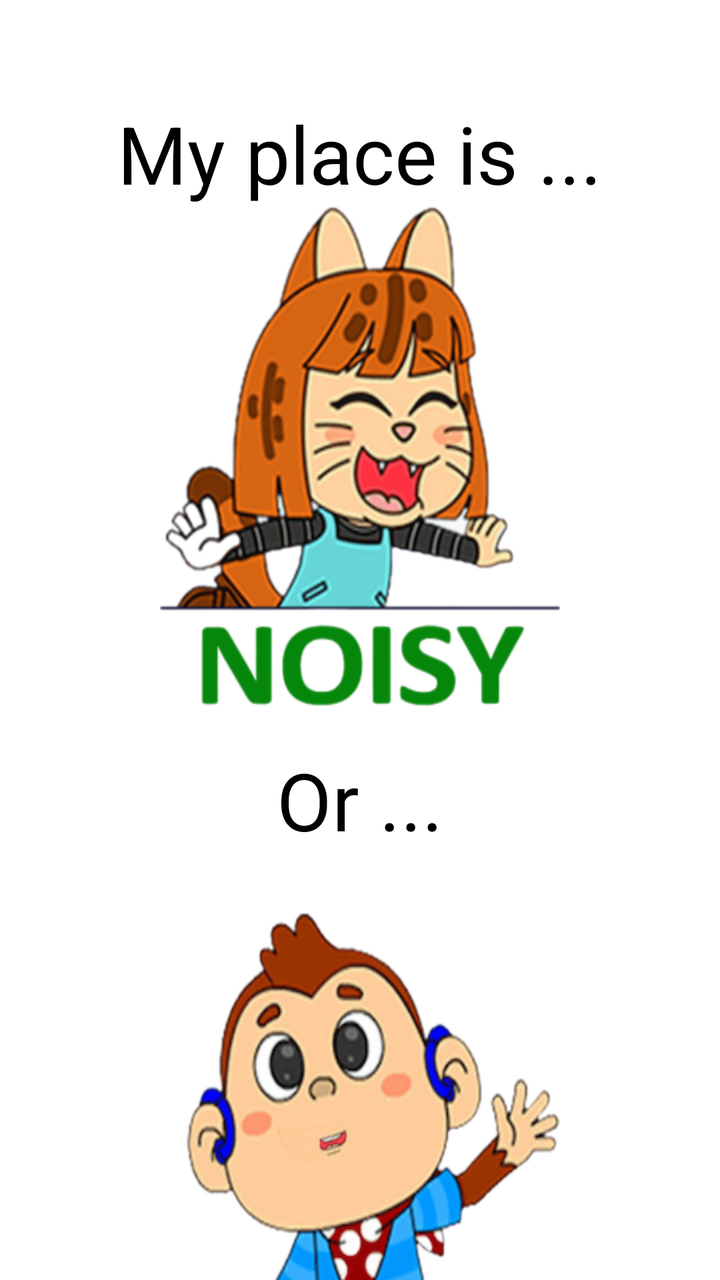
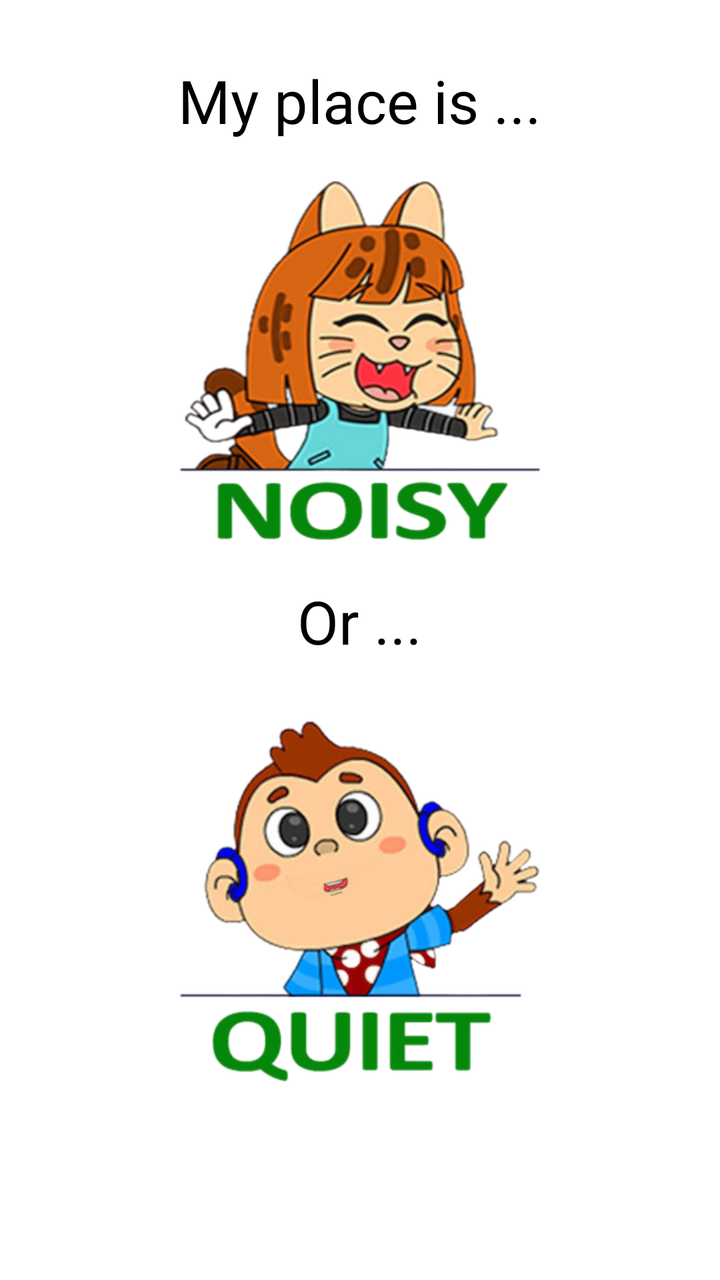

Compare the two renders of this Android layout. The source of the first and the diff that turns it into the second are given below.
<!-- AndroidManifest.xml: application theme Theme.IAhead -->
<!-- res/layout/activity_selectnoisyquiet.xml -->
<?xml version="1.0" encoding="utf-8"?>
<LinearLayout xmlns:android="http://schemas.android.com/apk/res/android"
    android:layout_width="match_parent"
    android:layout_height="match_parent"
    android:orientation="vertical">

    <TextView
        android:layout_width="wrap_content"
        android:layout_height="wrap_content"
        android:text="My place is ..."
        android:textSize="40dp"
        android:textColor="@color/black"
        android:layout_marginTop="50dp"
        android:layout_gravity="center_horizontal"/>

    <ImageView
        android:id="@+id/ivNoisy"
        android:layout_marginRight="80dp"
        android:layout_marginLeft="80dp"
        android:background="@drawable/noisy"
        android:layout_width="match_parent"
        android:layout_height="250dp"/>

    <TextView
        android:layout_width="wrap_content"
        android:layout_height="wrap_content"
        android:text="Or ..."
        android:textSize="40dp"
        android:textColor="@color/black"
        android:layout_marginTop="20dp"
        android:layout_gravity="center_horizontal"/>

    <ImageView
        android:id="@+id/ivQuiet"
        android:layout_marginTop="30dp"
        android:layout_marginRight="80dp"
        android:layout_marginLeft="80dp"
        android:background="@drawable/quiet"
        android:layout_width="match_parent"
        android:layout_height="250dp"/>
</LinearLayout>
<!-- resources referenced by this layout -->
<resources>
  <color name="black">#FF000000</color>
  <!-- drawable noisy: png bitmap (drawable, 126187 bytes) -->
  <!-- drawable quiet: png bitmap (drawable, 92224 bytes) -->
  <style name="Theme.IAhead" parent="Theme.MaterialComponents.DayNight.NoActionBar">
          
          <item name="colorPrimary">@color/purple_500</item>
          <item name="colorPrimaryVariant">@color/purple_700</item>
          <item name="colorOnPrimary">@color/white</item>
          
          <item name="colorSecondary">@color/teal_200</item>
          <item name="colorSecondaryVariant">@color/teal_700</item>
          <item name="colorOnSecondary">@color/black</item>
          
          <item name="android:statusBarColor">?attr/colorPrimaryVariant</item>
          
      </style>
  <color name="purple_500">#FF6200EE</color>
  <color name="purple_700">#FF3700B3</color>
  <color name="white">#FFFFFFFF</color>
  <color name="teal_200">#FF03DAC5</color>
  <color name="teal_700">#FF018786</color>
</resources>

<!-- the commit's change to res/layout/activity_selectnoisyquiet.xml (unified diff, before → after) -->
@@ -4,38 +4,49 @@
     android:layout_height="match_parent"
     android:orientation="vertical">
 
-    <TextView
-        android:layout_width="wrap_content"
-        android:layout_height="wrap_content"
-        android:text="My place is ..."
-        android:textSize="40dp"
-        android:textColor="@color/black"
-        android:layout_marginTop="50dp"
-        android:layout_gravity="center_horizontal"/>
+    <ScrollView
+        android:layout_width="match_parent"
+        android:layout_height="match_parent">
 
-    <ImageView
-        android:id="@+id/ivNoisy"
-        android:layout_marginRight="80dp"
-        android:layout_marginLeft="80dp"
-        android:background="@drawable/noisy"
-        android:layout_width="match_parent"
-        android:layout_height="250dp"/>
+        <LinearLayout
+            android:layout_width="match_parent"
+            android:layout_height="match_parent"
+            android:orientation="vertical">
 
-    <TextView
-        android:layout_width="wrap_content"
-        android:layout_height="wrap_content"
-        android:text="Or ..."
-        android:textSize="40dp"
-        android:textColor="@color/black"
-        android:layout_marginTop="20dp"
-        android:layout_gravity="center_horizontal"/>
+            <TextView
+                android:layout_width="wrap_content"
+                android:layout_height="wrap_content"
+                android:text="My place is ..."
+                android:textSize="30dp"
+                android:textColor="@color/black"
+                android:layout_marginTop="30dp"
+                android:layout_gravity="center_horizontal"/>
 
-    <ImageView
-        android:id="@+id/ivQuiet"
-        android:layout_marginTop="30dp"
-        android:layout_marginRight="80dp"
-        android:layout_marginLeft="80dp"
-        android:background="@drawable/quiet"
-        android:layout_width="match_parent"
-        android:layout_height="250dp"/>
+            <ImageView
+                android:layout_marginTop="20dp"
+                android:id="@+id/ivNoisy"
+                android:layout_gravity="center_horizontal"
+                android:background="@drawable/noisy"
+                android:layout_width="180dp"
+                android:layout_height="180dp"/>
+
+            <TextView
+                android:layout_width="wrap_content"
+                android:layout_height="wrap_content"
+                android:text="Or ..."
+                android:textSize="30dp"
+                android:textColor="@color/black"
+                android:layout_marginTop="20dp"
+                android:layout_gravity="center_horizontal"/>
+
+            <ImageView
+                android:id="@+id/ivQuiet"
+                android:layout_marginTop="30dp"
+                android:layout_gravity="center_horizontal"
+                android:background="@drawable/quiet"
+                android:layout_width="180dp"
+                android:layout_height="180dp"/>
+
+        </LinearLayout>
+    </ScrollView>
 </LinearLayout>
